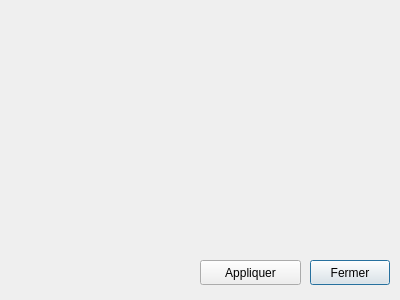
This is src/DialogConfigSoft.ui in polybox3d/polybox as Qt 5 draws it before an edit. The edited form follows.
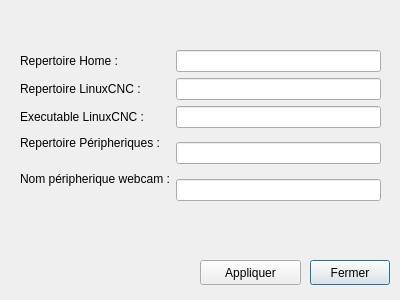
This is the edited form. Icons and pictures are not drawn.

What changed in the file:
```diff
--- a/src/DialogConfigSoft.ui
+++ b/src/DialogConfigSoft.ui
@@ -47,6 +47,68 @@
      <normaloff>:/img/img/validate.png</normaloff>:/img/img/validate.png</iconset>
    </property>
   </widget>
+  <widget class="QWidget" name="">
+   <property name="geometry">
+    <rect>
+     <x>20</x>
+     <y>50</y>
+     <width>361</width>
+     <height>151</height>
+    </rect>
+   </property>
+   <layout class="QGridLayout" name="gridLayout">
+    <item row="0" column="0">
+     <widget class="QLabel" name="label">
+      <property name="text">
+       <string>Repertoire Home :</string>
+      </property>
+     </widget>
+    </item>
+    <item row="0" column="1">
+     <widget class="QLineEdit" name="homeDirectory"/>
+    </item>
+    <item row="1" column="0">
+     <widget class="QLabel" name="label_2">
+      <property name="text">
+       <string>Repertoire LinuxCNC :</string>
+      </property>
+     </widget>
+    </item>
+    <item row="1" column="1">
+     <widget class="QLineEdit" name="linuxcncDirectory"/>
+    </item>
+    <item row="2" column="0">
+     <widget class="QLabel" name="label_3">
+      <property name="text">
+       <string>Executable LinuxCNC :</string>
+      </property>
+     </widget>
+    </item>
+    <item row="2" column="1">
+     <widget class="QLineEdit" name="linuxcncBin"/>
+    </item>
+    <item row="3" column="0">
+     <widget class="QLabel" name="label_4">
+      <property name="text">
+       <string>Repertoire Péripheriques :</string>
+      </property>
+     </widget>
+    </item>
+    <item row="3" column="1" rowspan="2">
+     <widget class="QLineEdit" name="pathDev"/>
+    </item>
+    <item row="4" column="0" rowspan="2">
+     <widget class="QLabel" name="label_5">
+      <property name="text">
+       <string>Nom péripherique webcam :</string>
+      </property>
+     </widget>
+    </item>
+    <item row="5" column="1">
+     <widget class="QLineEdit" name="webcamName"/>
+    </item>
+   </layout>
+  </widget>
  </widget>
  <resources>
   <include location="ressources.qrc"/>
```
